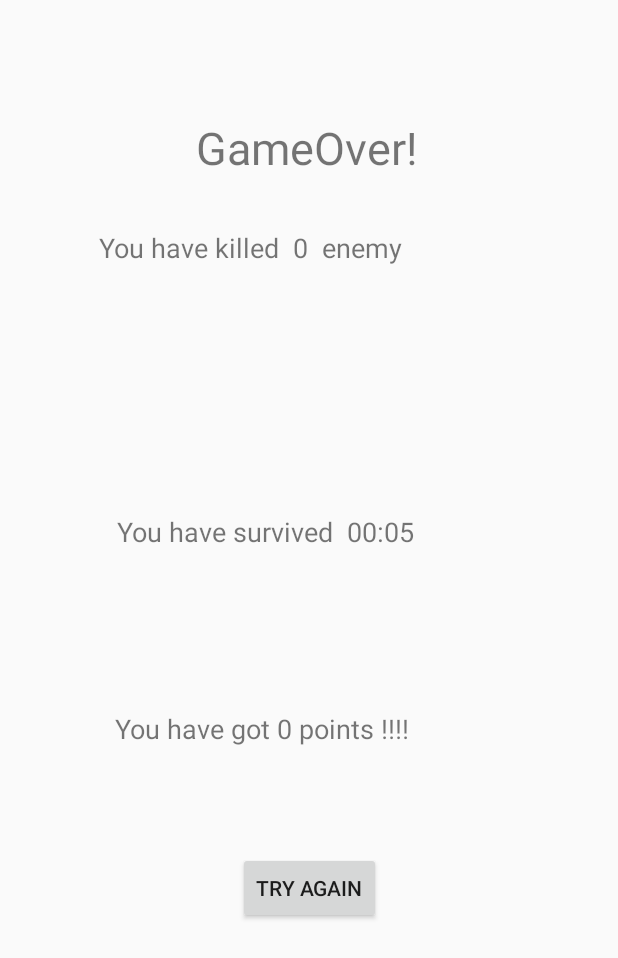
After one commit to zyb19980401/Aircraft, an Android app: the GameOverActivity screen opened directly, with no data from a screen before it, on a phone screen of 412 x 824 dp. The commit adds this screen. Shown: the top 958 px of the screen. Run offline under Robolectric (Android 15) with nearby library versions, the phone set to English and light mode, and no system bars.

Commit message:
the final game is finished. i have added a hpup item and the score board in the game over activity.

```diff
--- a/app/src/main/AndroidManifest.xml
+++ b/app/src/main/AndroidManifest.xml
@@ -18,6 +18,7 @@
         </activity>
 
         <activity android:name=".GameActivity"/>
+        <activity android:name=".GameOverActivity"/>
     </application>
 
 </manifest>
--- a/app/src/main/java/e/chriszhang/aircraft/Bullet.java
+++ b/app/src/main/java/e/chriszhang/aircraft/Bullet.java
@@ -76,6 +76,7 @@ public class Bullet extends FlyingObject implements Runnable{
                         System.out.println(airCraft.getHP());
                         if(!airCraft.isStillHealth()) {
                             airCraft.setRunning(false);
+                            getSkyManager().addNumkill(1);
                         }
                         this.setRunning(false);
                         isExploding = true;
--- a/app/src/main/java/e/chriszhang/aircraft/GameActivity.java
+++ b/app/src/main/java/e/chriszhang/aircraft/GameActivity.java
@@ -1,13 +1,17 @@
 package e.chriszhang.aircraft;
 
 import android.annotation.SuppressLint;
+import android.content.Intent;
 import android.os.Bundle;
 import android.os.Handler;
 import android.support.v7.app.AppCompatActivity;
 import android.view.MotionEvent;
 import android.view.View;
 
-public class GameActivity extends AppCompatActivity {
+import java.util.Observable;
+import java.util.Observer;
+
+public class GameActivity extends AppCompatActivity implements Observer {
 
     //The coordinates when the screen is pressed
     private float x;
@@ -42,6 +46,9 @@ public class GameActivity extends AppCompatActivity {
         super.onCreate(savedInstanceState);
         skyManager = new SkyManager();
         skyManager.setRunning(true);
+        System.out.println("wttttttfffff1");
+        skyManager.addObserver(this);
+        System.out.println("wttttttfffff2");
         createTimer();
         new Thread(skyManager).start();
         setOnTouchListener();
@@ -113,4 +120,13 @@ public class GameActivity extends AppCompatActivity {
         skyManager.setRunning(false);
         finish();
     }
+    @Override
+    public void update(Observable o, Object arg) {
+//        if (!skyManager.isRunning()) {
+            Intent temp = new Intent(this, GameOverActivity.class);
+            startActivity(temp);
+            finish();
+//        }
+    }
+
 }
--- /dev/null
+++ b/app/src/main/java/e/chriszhang/aircraft/GameOverActivity.java
@@ -0,0 +1,76 @@
+package e.chriszhang.aircraft;
+
+import android.content.Intent;
+import android.os.Bundle;
+import android.support.v7.app.AppCompatActivity;
+import android.widget.Button;
+import android.widget.TextView;
+
+import java.util.Locale;
+
+public class GameOverActivity extends AppCompatActivity {
+//    private  SkyManager skyManager = GameActivity.getSkyManager();
+    /**
+     * update time.
+     */
+    private String getTimeString() {
+        SkyManager skyManager = GameActivity.getSkyManager();
+        int minutes = (skyManager.getmTimeLeftInMillis() / 1000) / 60;
+        int seconds = (skyManager.getmTimeLeftInMillis() / 1000) % 60;
+
+        return String.format(Locale.getDefault(), "%02d:%02d", minutes, seconds);
+    }
+
+    /**
+     * @return return the score int
+     */
+    private int getScore() {
+        SkyManager skyManager = GameActivity.getSkyManager();
+        return skyManager.getNumkill() * skyManager.getmTimeLeftInMillis() / 1000;
+    }
+
+    /**
+     * @return the_string_of how many u have killed
+     */
+    String killString() {
+        return "You have killed  " + GameActivity.getSkyManager().getNumkill()+ "  enemy";
+    }
+
+    /**
+     * @return the string of how long u have survived.
+     */
+    String timeString() {
+        return "You have survived  " + getTimeString();
+    }
+
+    /**
+     * @return the score that u get
+     */
+    String scoreString() {
+        return "You have got " + Integer.toString(getScore()) + " points !!!!";
+
+    }
+
+
+    @Override
+    protected void onCreate(Bundle savedInstanceState) {
+        super.onCreate(savedInstanceState);
+        setContentView(R.layout.activity_gameover);
+        addRestartButtonListener();
+        TextView kills = findViewById(R.id.givekills);
+        TextView times = findViewById(R.id.givetime);
+        TextView score = findViewById(R.id.givescore);
+        kills.setText(killString());
+        times.setText(timeString());
+        score.setText(scoreString());
+    }
+
+    void addRestartButtonListener(){
+        Button restartButton = findViewById(R.id.restart_button);
+        restartButton.setOnClickListener(v->{
+            Intent temp = new Intent(this, GameActivity.class);
+            startActivity(temp);
+        });
+    }
+
+}
--- a/app/src/main/java/e/chriszhang/aircraft/GameView.java
+++ b/app/src/main/java/e/chriszhang/aircraft/GameView.java
@@ -218,6 +218,7 @@ public class GameView extends View {
     private Bitmap powerUpItem = BitmapFactory.decodeResource(getResources(), R.mipmap.powerupbullet);
     private Bitmap missile = BitmapFactory.decodeResource(getResources(), R.mipmap.missile);
     private Bitmap heart = BitmapFactory.decodeResource(getResources(), R.mipmap.hp);
+    private Bitmap HP = BitmapFactory.decodeResource(getResources(), R.mipmap.heart);
     private Bitmap timer0 = BitmapFactory.decodeResource(getResources(), R.mipmap.timer0);
     private Bitmap timer1 = BitmapFactory.decodeResource(getResources(), R.mipmap.timer1);
     private Bitmap timer2 = BitmapFactory.decodeResource(getResources(), R.mipmap.timer2);
@@ -242,6 +243,7 @@ public class GameView extends View {
         drawList(g,skyManager.getEnemyBulletList(), bulletEnemy);   //draw the enemy bullet list
         drawList(g, skyManager.getPowerUpItemList(),powerUpItem);   //draw power up items list
         drawMissileList(g, skyManager.getMissileList(), missile);   //draw the missile list
+        drawList(g, skyManager.getHpUpItemList(),HP);
         drawHp(g);  //draw the three HP heart
         drawTime(g);    //draw the timer onto the right-top
 //        drawAircraftsList(g,skyManager.getMediumEnemyAirCraftList(), mediumEnemy);  //draw the medium enemy aircraft list
--- /dev/null
+++ b/app/src/main/java/e/chriszhang/aircraft/HpUpItem.java
@@ -0,0 +1,60 @@
+package e.chriszhang.aircraft;
+
+public class HpUpItem extends  FlyingObject implements  Runnable{
+    private float speedX;
+    private float speedY;
+    private float ItemX;
+    private float ItemY;
+    private boolean running;
+
+
+    HpUpItem(float ItemX, float ItemY, float speedX, float speedY) {
+        this.speedX = speedX;
+        this.speedY = speedY;
+        this.ItemX = ItemX;
+        this.ItemY = ItemY;
+        setWidth(100 * getSkyManager().getRate());
+        setHeight(100 * getSkyManager().getRate());
+        SetX(ItemX);
+        SetY(ItemY);
+        setRunning(true);
+        getSkyManager().addHpUpItemList(this);
+        new Thread(this).start();
+    }
+
+    void setRunning(boolean running) {
+        this.running = running;
+    }
+
+    boolean isRunning() {
+        return running;
+    }
+
+    @Override
+    public void run() {
+
+
+
+        while (isRunning() && getSkyManager().isRunning()) {
+            try {
+                Thread.sleep(50);
+                SetY((getRectangle().top + speedY * getSkyManager().getRate()));
+                SetX((getRectangle().left + speedX * getSkyManager().getRate()));
+            } catch (Exception e) {
+                e.printStackTrace();
+            }
+            if (isRunning()) {
+                setRunning(getRectangle().top < getSkyManager().getHeight());
+            }
+            if (isHitBy(getSkyManager().getMyAircraft())) {
+                int currentHp = getSkyManager().getMyAircraft().getHP();
+                if (currentHp < 3) {
+                    getSkyManager().getMyAircraft().setHP(currentHp + 1);
+                }
+                getSkyManager().removeHpUpItem(this);
+            }
+        }
+            setRunning(false);
+            getSkyManager().removeHpUpItem(this);
+        }
+    }
--- a/app/src/main/java/e/chriszhang/aircraft/Missile.java
+++ b/app/src/main/java/e/chriszhang/aircraft/Missile.java
@@ -101,6 +101,7 @@ public class Missile extends FlyingObject implements Runnable {
                     System.out.println(airCraft.getHP());
                     if(!airCraft.isStillHealth()) {
                         airCraft.setRunning(false);
+                        getSkyManager().addNumkill(1);
                     }
                     this.setRunning(false);
                     break;
--- a/app/src/main/java/e/chriszhang/aircraft/SkyManager.java
+++ b/app/src/main/java/e/chriszhang/aircraft/SkyManager.java
@@ -1,6 +1,7 @@
 package e.chriszhang.aircraft;
 
 
+import android.content.Intent;
 import android.graphics.PointF;
 
 import java.util.ArrayList;
@@ -25,6 +26,20 @@ public class SkyManager extends Observable implements Runnable {
 
     private int height;
 
+    public int getNumkill() {
+        return numkill;
+    }
+
+    public void setNumkill(int numkill) {
+        this.numkill = numkill;
+    }
+
+    public void addNumkill(int addnum){
+        this.numkill+= addnum;
+    }
+
+    private int numkill;
+
     public EnemyAirCraft Boss = null;
 
     public boolean isRunning(){return running;}
@@ -33,12 +48,17 @@ public class SkyManager extends Observable implements Runnable {
 
     private List<EnemyAirCraft> EnemyAirCraftList = Collections.synchronizedList (new ArrayList<>());
 
+    private List<HpUpItem> HpUpItemList =  Collections.synchronizedList (new ArrayList<>());
+
     public List<SmallEnemyAirCraft> getSmallEnemyAircraftList() {
         return SmallEnemyAircraftList;
     }
 
     public List<MediumEnemyAirCraft> getMediumEnemyAirCraftList() {
         return mediumEnemyAirCraftList;
+    }
+    public List<HpUpItem> getHpUpItemList() {
+        return HpUpItemList;
     }
 
     private List<MediumEnemyAirCraft> mediumEnemyAirCraftList = Collections.synchronizedList (new ArrayList<>());
@@ -168,6 +188,10 @@ public class SkyManager extends Observable implements Runnable {
         PowerUpItemList.remove(item);
     }
 
+    public void removeHpUpItem (HpUpItem item) {
+        HpUpItemList.remove(item);
+    }
+
 
     public void addEnemyAirCraftList(EnemyAirCraft airCraft) {
         EnemyAirCraftList.add(airCraft);
@@ -184,6 +208,10 @@ public class SkyManager extends Observable implements Runnable {
 
     public void addBigEnemyAirCraftList(BigEnemyAircraft bigEnemyAircraft){
         bigEnemyAircraftList.add(bigEnemyAircraft);
+    }
+
+    public void addHpUpItemList(HpUpItem hpUpItem){
+        HpUpItemList.add(hpUpItem);
     }
 
     public void removeMissileList(Missile missile){
@@ -310,7 +338,8 @@ public class SkyManager extends Observable implements Runnable {
         if (NewEnmey) {
             float x = (float) (Math.random() * (getWidth() - 100));
             float c = 0;  // small enemyAircraft;s height
-            new PowerUpItem(x, c, 0, 20);
+//            new HpUpItem(x,c,0,10);
+//            new PowerUpItem(x, c, 0, 20);
             new SmallEnemyAirCraft(x0, y, 0, 10);
             new SmallEnemyAirCraft(x1, y, 0, 10);
             new SmallEnemyAirCraft(x2, y, 0, 10);
@@ -354,12 +383,25 @@ public class SkyManager extends Observable implements Runnable {
     private int startTime;
     private int newRandomEnemyTime;
     private int newRandomMediumTime;
+    private int newHpUpItemTime;
+    private int newPowerUpItemTime;
 
     @Override
-    public void run() {  //这里控制GameState
+    public void run() {
+       //这里控制GameState
         while (isRunning()) {
+            System.out.println("the numkill is" + getNumkill());
+            if(getMyAircraft()!= null){
+                if(getMyAircraft().getHP() <= 0){
+                    this.setRunning(false);
+                    setChanged();
+                    notifyObservers();
+                }
+            }
             boolean Medium = checkTime(newRandomMediumTime, 5000);
             boolean NewEnmey = checkTime(newRandomEnemyTime, 2000);
+            boolean NewHpUp = checkTime(newHpUpItemTime, 7000);
+            boolean NewPowerUp = checkTime(newPowerUpItemTime, 6000);
             System.out.println("wtfmmmm" + newRandomMediumTime);
             System.out.println("wtf2"+ stateTwo);
             System.out.println("wtf3" + getmTimeLeftInMillis());
@@ -369,18 +411,28 @@ public class SkyManager extends Observable implements Runnable {
             if (NewEnmey) {
                 newRandomEnemyTime = getmTimeLeftInMillis();
             }
-            if (getmTimeLeftInMillis() > 5000 && getmTimeLeftInMillis() <= 10000) {
+            if(NewHpUp){
+                float x = (float) (Math.random() * (getWidth() - 100));
+                new HpUpItem(x,0,0,10);
+                newHpUpItemTime = getmTimeLeftInMillis();
+            }
+            if(NewPowerUp){
+                float x = (float) (Math.random() * (getWidth() - 100));
+                new PowerUpItem(x,0,0,10);
+                newPowerUpItemTime = getmTimeLeftInMillis();
+            }
+            if (getmTimeLeftInMillis() > 10000 && getmTimeLeftInMillis() <= 15000) {
                 stateOne = false;
                 stateTwo = true;
             }
-            if(getmTimeLeftInMillis() > 10000 && getmTimeLeftInMillis() <= 15000){
+            if(getmTimeLeftInMillis() > 15000 && getmTimeLeftInMillis() <= 25000){
                 stateTwo = false;
                 stateThree = true;
             }
-//            if(getmTimeLeftInMillis() > 15000 && getmTimeLeftInMillis() <= 20000){
-//                stateThree = false;
-//                stateFour = true;
-//            }
+            if(getmTimeLeftInMillis() > 25000 && getmTimeLeftInMillis() <= 30000){
+                stateThree = false;
+                stateFour = true;
+            }
 
 
             if (stateOne) {
@@ -394,6 +446,7 @@ public class SkyManager extends Observable implements Runnable {
                 float RotatingRight = calculateroatingright();
                 float speedX = getMyAircraft().x / 100;
                 float sppedY = getMyAircraft().y / 100;
+//                new HpUpItem(30, 0, 0, 20);
                 boolean onemore = checkTime(startTime, 800);
                     if (onemore && fivePlaneCounter < 5) {
                         SmallEnemyAirCraft firstoneleft = new SmallEnemyAirCraft(0, 0, speedX, sppedY);
@@ -409,7 +462,7 @@ public class SkyManager extends Observable implements Runnable {
             else if(stateFour){
                 if(checker < 2) {
                     Boss = new BigEnemyAircraft(400, 100, 20, 0);
-                    new SmallEnemyAirCraft(300,300,0,0);
+//                    new SmallEnemyAirCraft(300,300,0,0);
                     System.out.println("the sie of the big enmey is " + getBigEnemyAircraftList().size());
                     checker += 1;
                 }
--- a/app/src/main/java/e/chriszhang/aircraft/SmallEnemyAirCraft.java
+++ b/app/src/main/java/e/chriszhang/aircraft/SmallEnemyAirCraft.java
@@ -35,6 +35,7 @@ public class SmallEnemyAirCraft extends EnemyAirCraft {
                     if(this.isRunning()&&this.isHitBy(getSkyManager().getMyAircraft())){
                         setRunning(false);
                         getSkyManager().getMyAircraft().decreaseHpBy(1);
+                        getSkyManager().addNumkill(1);
                     }
             } catch (Exception e) {
                     e.printStackTrace();
--- /dev/null
+++ b/app/src/main/res/layout/activity_gameover.xml
@@ -0,0 +1,90 @@
+<?xml version="1.0" encoding="utf-8"?>
+<android.support.constraint.ConstraintLayout
+    xmlns:android="http://schemas.android.com/apk/res/android"
+    xmlns:app="http://schemas.android.com/apk/res-auto"
+    xmlns:tools="http://schemas.android.com/tools"
+    android:layout_width="match_parent"
+    android:layout_height="match_parent">
+
+    <TextView
+        android:id="@+id/gameover"
+        android:layout_width="151dp"
+        android:layout_height="58dp"
+        android:layout_marginStart="8dp"
+        android:layout_marginTop="8dp"
+        android:layout_marginEnd="8dp"
+        android:layout_marginBottom="8dp"
+        android:text="GameOver! "
+        android:textSize="30sp"
+        app:layout_constraintBottom_toBottomOf="parent"
+        app:layout_constraintEnd_toEndOf="parent"
+        app:layout_constraintHorizontal_bias="0.502"
+        app:layout_constraintStart_toStartOf="parent"
+        app:layout_constraintTop_toTopOf="parent"
+        app:layout_constraintVertical_bias="0.093" />
+
+    <Button
+        android:id="@+id/restart_button"
+        android:layout_width="wrap_content"
+        android:layout_height="wrap_content"
+        android:layout_marginStart="8dp"
+        android:layout_marginTop="8dp"
+        android:layout_marginEnd="8dp"
+        android:layout_marginBottom="8dp"
+        android:text="Try Again"
+        app:layout_constraintBottom_toBottomOf="parent"
+        app:layout_constraintEnd_toEndOf="parent"
+        app:layout_constraintStart_toStartOf="parent"
+        app:layout_constraintTop_toTopOf="parent"
+        app:layout_constraintVertical_bias="0.737" />
+
+    <TextView
+        android:id="@+id/givetime"
+        android:layout_width="256dp"
+        android:layout_height="43dp"
+        android:layout_marginStart="8dp"
+        android:layout_marginTop="8dp"
+        android:layout_marginEnd="8dp"
+        android:layout_marginBottom="8dp"
+        android:text="TextView"
+        android:textSize="18sp"
+        app:layout_constraintBottom_toBottomOf="parent"
+        app:layout_constraintEnd_toEndOf="parent"
+        app:layout_constraintStart_toStartOf="parent"
+        app:layout_constraintTop_toTopOf="parent"
+        app:layout_constraintVertical_bias="0.437" />
+
+    <TextView
+        android:id="@+id/givescore"
+        android:layout_width="257dp"
+        android:layout_height="39dp"
+        android:layout_marginStart="8dp"
+        android:layout_marginTop="8dp"
+        android:layout_marginEnd="8dp"
+        android:layout_marginBottom="8dp"
+        android:text="TextView"
+        android:textSize="18sp"
+        app:layout_constraintBottom_toBottomOf="parent"
+        app:layout_constraintEnd_toEndOf="parent"
+        app:layout_constraintHorizontal_bias="0.495"
+        app:layout_constraintStart_toStartOf="parent"
+        app:layout_constraintTop_toTopOf="parent"
+        app:layout_constraintVertical_bias="0.605" />
+
+    <TextView
+        android:id="@+id/givekills"
+        android:layout_width="256dp"
+        android:layout_height="46dp"
+        android:layout_marginStart="8dp"
+        android:layout_marginTop="112dp"
+        android:layout_marginBottom="8dp"
+        android:text="TextView"
+        android:textSize="18sp"
+        app:layout_constraintBottom_toBottomOf="parent"
+        app:layout_constraintEnd_toEndOf="parent"
+        app:layout_constraintHorizontal_bias="0.391"
+        app:layout_constraintStart_toStartOf="parent"
+        app:layout_constraintTop_toTopOf="parent"
+        app:layout_constraintVertical_bias="0.062" />
+
+</android.support.constraint.ConstraintLayout>
```
